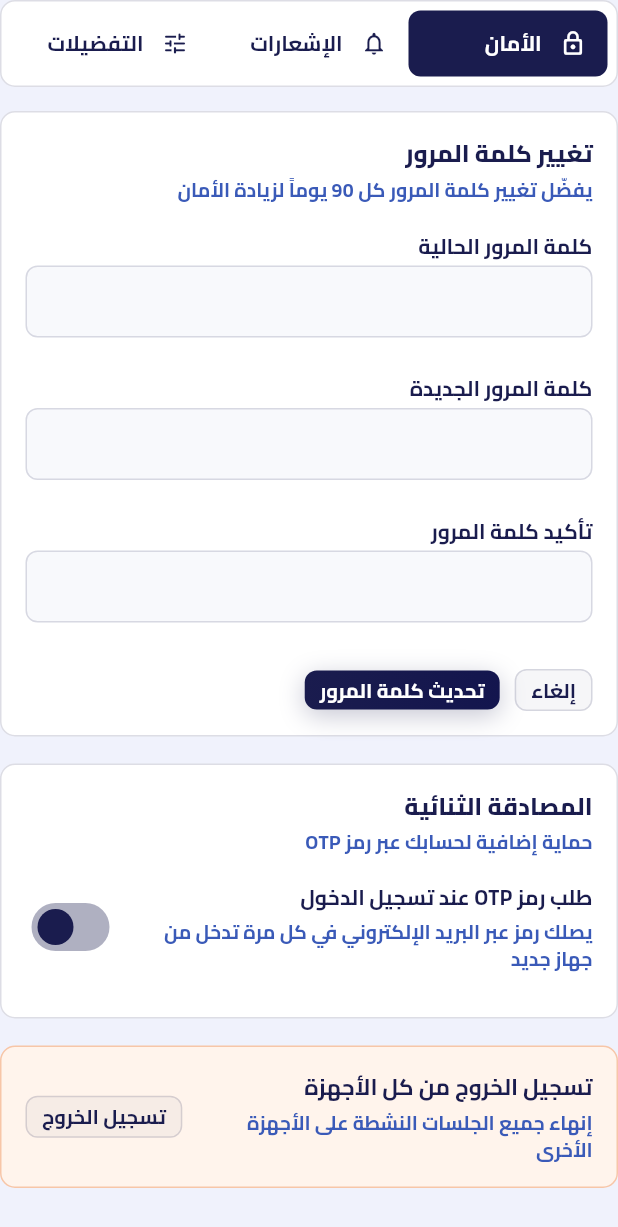
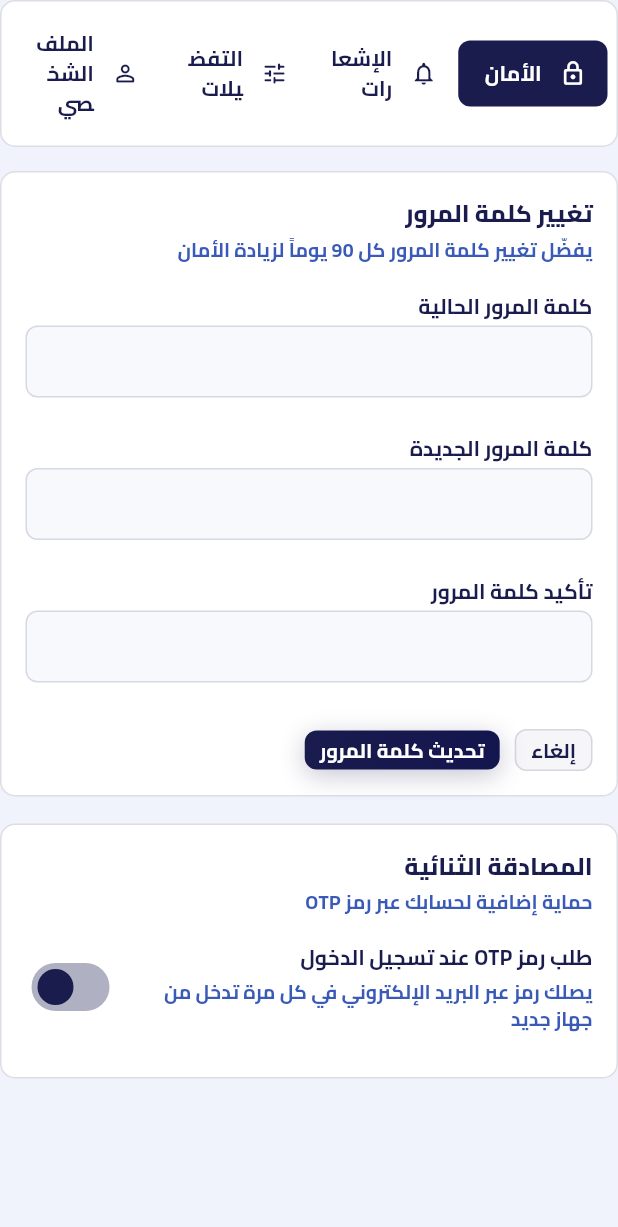
Before and after one commit to ghazal-mohammad/DT_TEATH, a Flutter app: the WarehouseSettingsContent widget shown alone on an empty page, opened directly, on a phone screen of 412 x 824 dp. Shown: the top 1227 px of the screen. Run offline on Flutter 3.47's test engine with Material 3 defaults, Android fonts, the phone set to English and light mode, and no system bars; our stand-ins replace dio, equatable, flutter_bloc, flutter_screenutil, flutter_secure_storage, get_it and 6 more; missing offline and left inert: excel, file_saver; accounts and stored records are empty.

Commit message:
feat(warehouse-settings): أضف تبويب الملف الشخصي واحذف بطاقة تسجيل الخروج من تبويب الأمان

```diff
--- a/lib/features/warehouse/presentation/widgets/settings/warehouse_settings_content.dart
+++ b/lib/features/warehouse/presentation/widgets/settings/warehouse_settings_content.dart
@@ -26,7 +26,7 @@ import '../../../../../shared/bloc/locale_cubit.dart';
 import '../../../../../core/theme/app_text_styles.dart';
 import '../../../../../shared/widgets/forms/app_form_field.dart';
 import '../../../../../shared/widgets/primitives/app_button.dart';
-import '../../../../auth/presentation/logout_action.dart';
+import '../../../../profile/presentation/widgets/employee_profile_content.dart';
 
 part 'warehouse_settings_nav.dart';
 part 'warehouse_settings_security_tab.dart';
@@ -42,7 +42,7 @@ const double _kSidebarWidth = 220;
 const double _kSidebarGap = 18;
 const double _kCardGap = 18;
 
-enum _SettingsTab { security, notifications, preferences }
+enum _SettingsTab { security, notifications, preferences, profile }
 
 extension on _SettingsTab {
   String label(BuildContext context) {
@@ -53,6 +53,8 @@ extension on _SettingsTab {
         return context.l10n.notifications;
       case _SettingsTab.preferences:
         return context.l10n.settingsTabPreferences;
+      case _SettingsTab.profile:
+        return context.l10n.labProfile;
     }
   }
 
@@ -64,6 +66,8 @@ extension on _SettingsTab {
         return Icons.notifications_outlined;
       case _SettingsTab.preferences:
         return Icons.tune_rounded;
+      case _SettingsTab.profile:
+        return Icons.person_outline_rounded;
     }
   }
 }
@@ -143,6 +147,7 @@ class _WarehouseSettingsContentState extends State<WarehouseSettingsContent> {
         _SettingsTab.notifications =>
           _NotificationsPrefsTabContent(isLight: isLight),
         _SettingsTab.preferences => _PreferencesTabContent(isLight: isLight),
+        _SettingsTab.profile => const EmployeeProfileContent(),
       },
     );
   }
--- a/lib/features/warehouse/presentation/widgets/settings/warehouse_settings_security_tab.dart
+++ b/lib/features/warehouse/presentation/widgets/settings/warehouse_settings_security_tab.dart
@@ -145,53 +145,6 @@ class _SecurityTabContentState extends State<_SecurityTabContent> {
           ),
         ),
 
-        const SizedBox(height: _kCardGap),
-
-        // ── بطاقة 3: تسجيل الخروج من كل الأجهزة ─────────────────────────
-        _DangerCard(
-          isLight: widget.isLight,
-          // RTL: text أوّل=يمين، الزر آخر=يسار.
-          child: Row(
-            children: [
-              Expanded(
-                child: Column(
-                  crossAxisAlignment: CrossAxisAlignment.start,
-                  children: [
-                    Text(
-                      context.l10n.settingsLogoutAll,
-                      style: TextStyle(
-                        fontFamily: AppTextStyles.fontFamily,
-                        fontSize: 15,
-                        fontWeight: FontWeight.w700,
-                        color: widget.isLight
-                            ? AppColors.lightText1
-                            : AppColors.darkText1,
-                      ),
-                    ),
-                    const SizedBox(height: 4),
-                    Text(
-                      context.l10n.settingsLogoutAllDesc,
-                      style: TextStyle(
-                        fontFamily: AppTextStyles.fontFamily,
-                        fontSize: 13,
-                        color: widget.isLight
-                            ? AppColors.lightText3
-                            : AppColors.darkText3,
-                      ),
-                    ),
-                  ],
-                ),
-              ),
-              const SizedBox(width: 12),
-              AppButton(
-                label: context.l10n.logout,
-                onPressed: () => performLogout(context),
-                variant: AppButtonVariant.secondary,
-                size: AppButtonSize.small,
-              ),
-            ],
-          ),
-        ),
       ],
     );
   }
--- a/lib/features/warehouse/presentation/widgets/settings/warehouse_settings_widgets.dart
+++ b/lib/features/warehouse/presentation/widgets/settings/warehouse_settings_widgets.dart
@@ -288,27 +288,3 @@ class _SettingsCard extends StatelessWidget {
     );
   }
 }
-
-class _DangerCard extends StatelessWidget {
-  const _DangerCard({required this.isLight, required this.child});
-  final bool isLight;
-  final Widget child;
-
-  @override
-  Widget build(BuildContext context) {
-    // لون برتقالي/تحذير خفيف يطابق الـ mockup
-    const dangerTint = AppColors.warnTintLight2;
-    const dangerBorder = AppColors.warnBorderLight2;
-    return Container(
-      padding: const EdgeInsets.all(AppSizes.spaceLG),
-      decoration: BoxDecoration(
-        color: isLight ? dangerTint : AppColors.darkSurface,
-        borderRadius: BorderRadius.circular(AppSizes.radiusMD),
-        border: Border.all(
-          color: isLight ? dangerBorder : AppColors.darkBorder,
-        ),
-      ),
-      child: child,
-    );
-  }
-}
```
Also changed, not shown: 1 other file.
